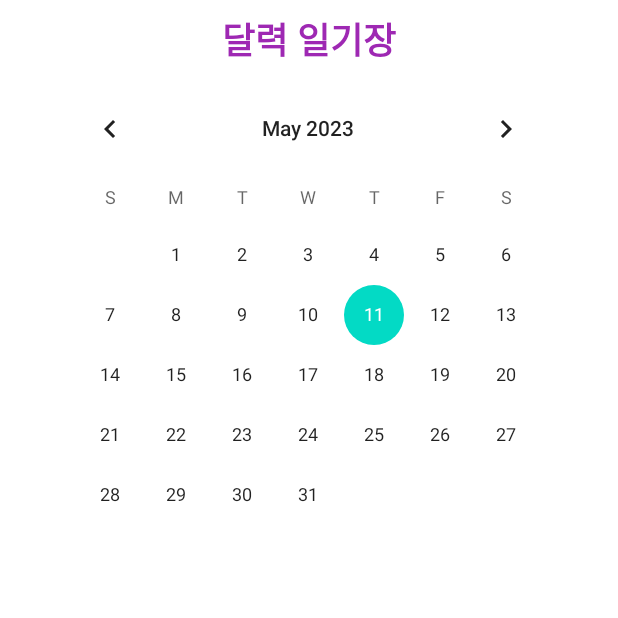
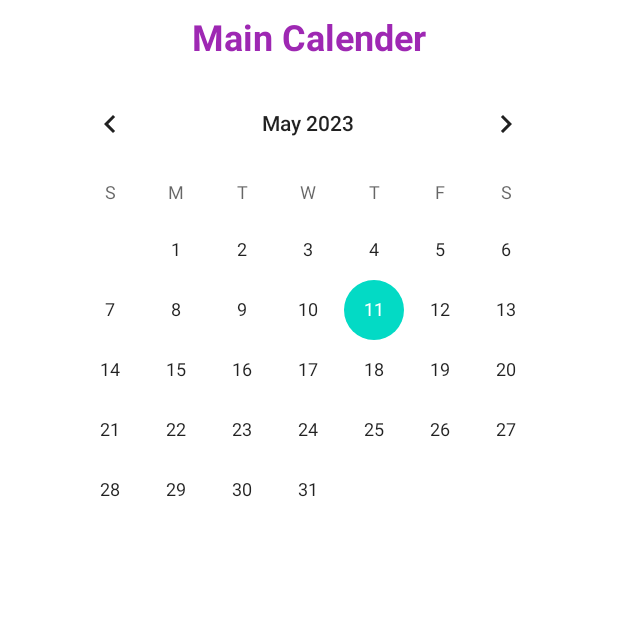
Before and after one commit to joonhyuong/MindReader, an Android app: the screen it shows after launch (MainActivity), on a phone screen of 412 x 824 dp, the top half of it. Run offline under Robolectric (Android 15) with nearby library versions, the phone set to English and light mode, and no system bars.

Commit message:
PROJECT INIT

```diff
--- a/app/src/main/java/com/example/myapplication/MainActivity.kt
+++ b/app/src/main/java/com/example/myapplication/MainActivity.kt
@@ -42,7 +42,7 @@ class MainActivity : AppCompatActivity() {
         title=findViewById(R.id.title)
         contextEditText=findViewById(R.id.contextEditText)
 
-        title.text = "달력 일기장"
+
 
         calendarView.setOnDateChangeListener { view, year, month, dayOfMonth ->
             diaryTextView.visibility = View.VISIBLE
--- a/app/src/main/res/layout/activity_main.xml
+++ b/app/src/main/res/layout/activity_main.xml
@@ -58,7 +58,7 @@
         android:layout_marginTop="8dp"
         android:layout_marginEnd="8dp"
         android:gravity="center"
-        android:text="달력"
+        android:text="Main Calender"
         android:textAppearance="@style/TextAppearance.AppCompat.Large"
         android:textColor="#9E28B3"
         android:textSize="24sp"
```
